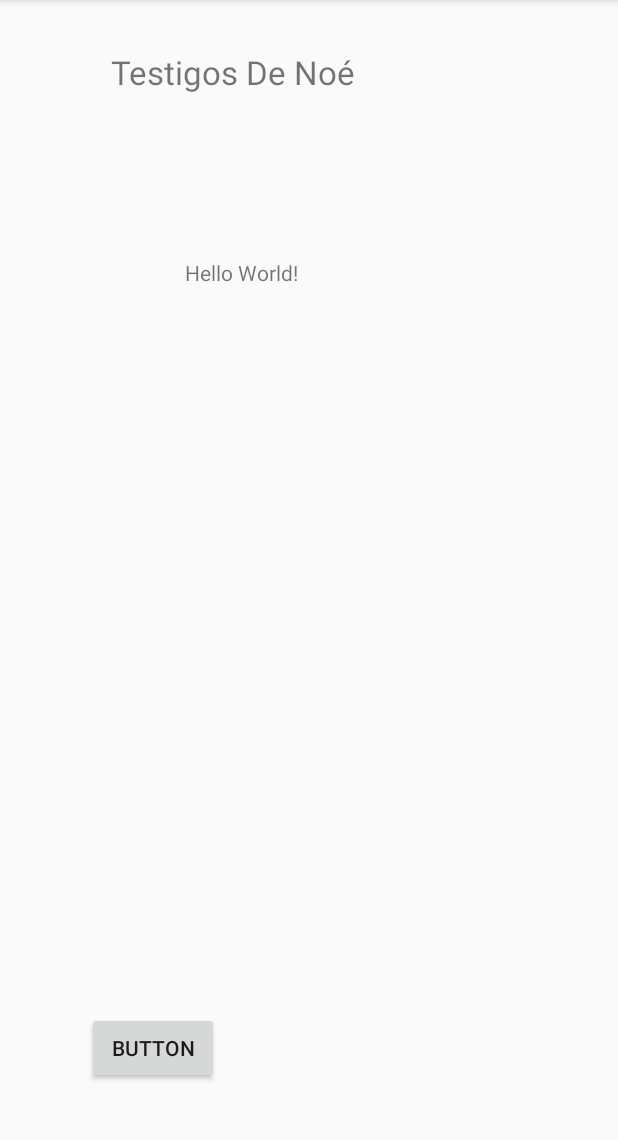
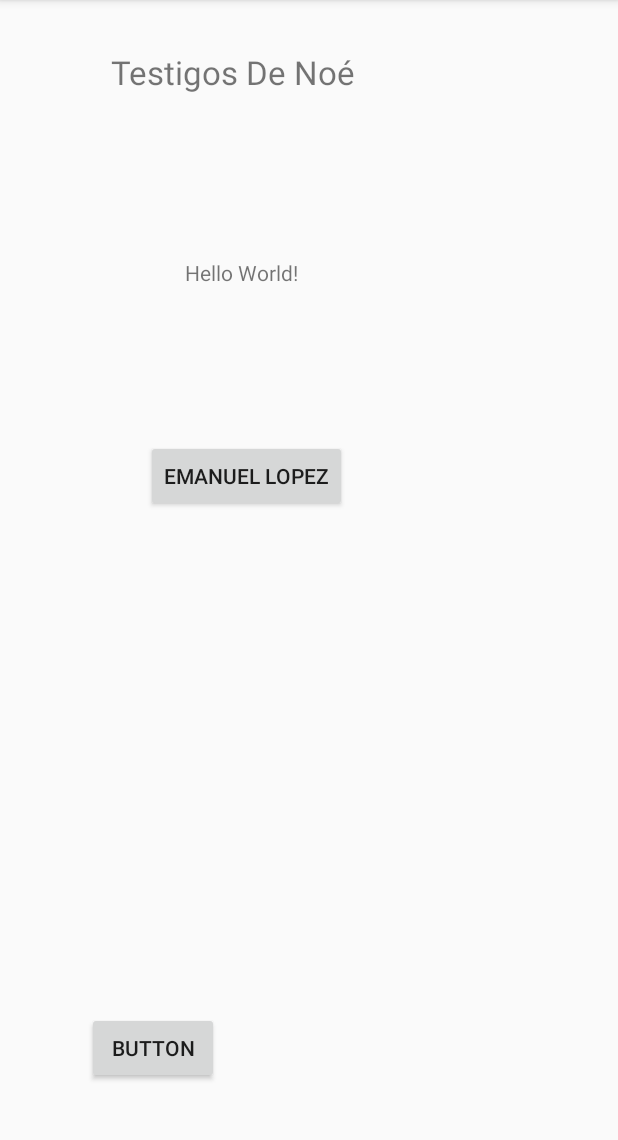
Before and after one commit to litzy-balam/ProyectoPrueba, an Android app: the screen it shows after launch (MainActivity), on a phone screen of 412 x 824 dp, the part 84-1224 px from its top. Run offline under Robolectric (Android 15) with nearby library versions, the phone set to English and light mode, and no system bars.

Commit message:
puse un boton con mi nombre en el .xml

```diff
--- a/app/src/main/res/layout/activity_main.xml
+++ b/app/src/main/res/layout/activity_main.xml
@@ -42,4 +42,14 @@
         android:text="@string/testigos_de_noe"
         android:textSize="22sp" />
 
+    <Button
+        android:id="@+id/button"
+        android:layout_width="wrap_content"
+        android:layout_height="wrap_content"
+        android:layout_alignParentStart="true"
+        android:layout_alignParentTop="true"
+        android:layout_marginStart="97dp"
+        android:layout_marginTop="293dp"
+        android:text="emanuel lopez" />
+
 </RelativeLayout>
--- a/build.gradle
+++ b/build.gradle
@@ -7,7 +7,7 @@ buildscript {
         jcenter()
     }
     dependencies {
-        classpath 'com.android.tools.build:gradle:3.2.1'
+        classpath 'com.android.tools.build:gradle:3.4.0'
 
 
         // NOTE: Do not place your application dependencies here; they belong
```
Also changed, not shown: gradle/wrapper/gradle-wrapper.properties.
